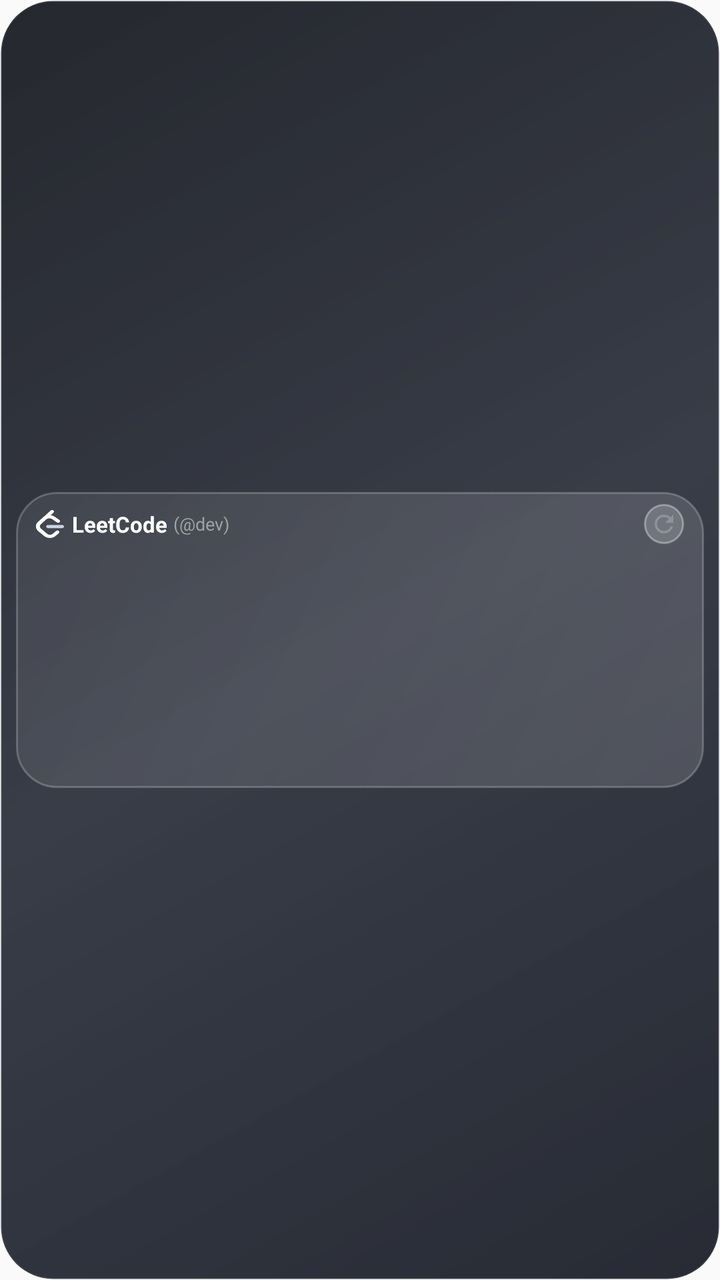
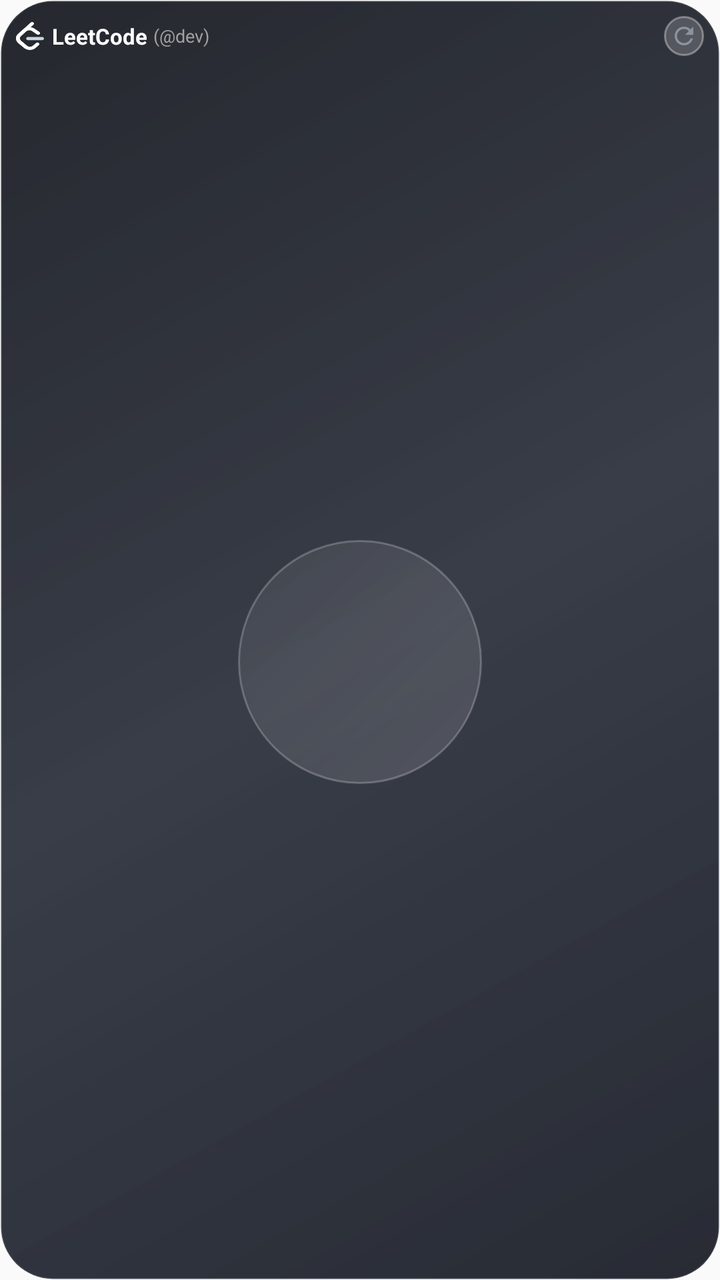

Screens rendered from an Android XML layout before and after an edit, with the pre-edit source and the edit as a unified diff.
<!-- AndroidManifest.xml: application theme Theme.DevWidgets -->
<!-- res/layout/widget_leetcode_circle.xml -->
<?xml version="1.0" encoding="utf-8"?>
<FrameLayout xmlns:android="http://schemas.android.com/apk/res/android"
    android:layout_width="match_parent"
    android:layout_height="match_parent">

    <ImageView
        android:id="@+id/iv_widget_wallpaper_bg"
        android:layout_width="match_parent"
        android:layout_height="match_parent"
        android:scaleType="centerCrop"
        android:visibility="gone" />

    <ImageView
        android:id="@+id/v_widget_wallpaper_scrim"
        android:layout_width="match_parent"
        android:layout_height="match_parent"
        android:background="#80000000"
        android:visibility="gone" />

    <LinearLayout
        android:id="@+id/widget_root"
        android:layout_width="match_parent"
        android:layout_height="match_parent"
        android:orientation="vertical"
        android:gravity="center"
        android:background="@drawable/widget_glass_chassis"
        android:padding="8dp">

        
        <LinearLayout
            android:id="@+id/section_leetcode"
            android:layout_width="wrap_content"
            android:layout_height="wrap_content"
            android:layout_gravity="center"
            android:orientation="vertical"
            android:gravity="center_horizontal"
            android:background="@drawable/widget_glass_card"
            android:paddingHorizontal="10dp"
            android:paddingVertical="6dp">

            
            <RelativeLayout
                android:layout_width="wrap_content"
                android:layout_height="wrap_content"
                android:layout_marginBottom="2dp">

                <LinearLayout
                    android:id="@+id/header_right_wrap"
                    android:layout_width="wrap_content"
                    android:layout_height="wrap_content"
                    android:orientation="horizontal"
                    android:gravity="center_vertical"
                    android:layout_alignParentEnd="true"
                    android:layout_centerVertical="true"
                    android:layout_marginStart="8dp">

                    <ImageView
                        android:id="@+id/btn_refresh"
                        android:layout_width="20dp"
                        android:layout_height="20dp"
                        android:background="@drawable/widget_icon_button_glass"
                        android:padding="3dp"
                        android:src="@drawable/ic_refresh"
                        android:contentDescription="Refresh" />
                </LinearLayout>

                <LinearLayout
                    android:layout_width="wrap_content"
                    android:layout_height="wrap_content"
                    android:orientation="horizontal"
                    android:gravity="center_vertical"
                    android:layout_alignParentStart="true"
                    android:layout_toStartOf="@id/header_right_wrap"
                    android:layout_centerVertical="true">

                    <ImageView
                        android:id="@+id/iv_lc_brand_logo"
                        android:layout_width="14dp"
                        android:layout_height="14dp"
                        android:src="@drawable/ic_leetcode_logo"
                        android:layout_marginEnd="4dp"
                        android:contentDescription="LeetCode Logo" />

                    <TextView
                        android:id="@+id/tv_lc_title"
                        android:layout_width="wrap_content"
                        android:layout_height="wrap_content"
                        android:text="LeetCode"
                        android:textColor="#FFFFFF"
                        android:textSize="11sp"
                        android:textStyle="bold"
                        android:singleLine="true" />

                    <TextView
                        android:id="@+id/tv_lc_user_tag"
                        android:layout_width="wrap_content"
                        android:layout_height="wrap_content"
                        android:layout_marginStart="3dp"
                        android:text="(@dev)"
                        android:textColor="#A0A0A0"
                        android:textSize="9sp"
                        android:singleLine="true"
                        android:ellipsize="end" />
                </LinearLayout>
            </RelativeLayout>

            
            <ImageView
                android:id="@+id/iv_leetcode_circle"
                android:layout_width="114dp"
                android:layout_height="114dp"
                android:scaleType="fitCenter"
                android:contentDescription="LeetCode Gauge" />
        </LinearLayout>
    </LinearLayout>
</FrameLayout>
<!-- resources referenced by this layout -->
<resources>
  <!-- drawable ic_leetcode_logo (drawable) -->
  <vector xmlns:android="http://schemas.android.com/apk/res/android"
      android:width="20dp"
      android:height="20dp"
      android:viewportWidth="94"
      android:viewportHeight="111">
      
      
      <path
          android:fillColor="#FFFFFF"
          android:pathData="M49.4124,2.0234 C51.8179,-0.5523 55.8523,-0.6869 58.4235,1.7228 C60.9946,4.1324 61.129,8.1739 58.7235,10.7495 L15.9282,56.5729 C11.2774,61.552 11.7867,69.5738 17.1459,74.8292 L36.9094,94.2091 C39.4256,96.6764 39.4686,100.7198 37.0056,103.2403 C34.5426,105.7609 30.5063,105.804 27.9901,103.3367 L8.2265,83.9567 C-1.9247,74.0021 -2.936,58.0741 6.6175,47.8463 L49.4124,2.0234 Z" />
      
      <path
          android:fillColor="#CBD5E1"
          android:pathData="M40.607,72.0014 C37.086,72.0014 34.2317,69.1421 34.2317,65.615 C34.2317,62.0879 37.086,59.2286 40.607,59.2286 L87.6247,59.2286 C91.1457,59.2286 94,62.0879 94,65.615 C94,69.1421 91.1457,72.0014 87.6247,72.0014 L40.607,72.0014 Z" />
      
      <path
          android:fillColor="#FFFFFF"
          android:pathData="M67.5068,83.0664 C70.0005,80.5764 74.0371,80.5829 76.5228,83.0809 C79.0085,85.579 79.002,89.6226 76.5083,92.1127 L65.4351,103.1696 C55.2192,113.3707 38.5605,113.5187 28.1723,103.5132 C28.1122,103.4557 23.4866,98.9201 8.227,83.957 C-1.9248,74.0029 -2.9361,58.0749 6.617,47.8464 L24.4287,28.7745 C33.91,18.6219 51.3874,17.5122 62.228,26.2789 L78.4053,39.362 C81.1449,41.5776 81.5728,45.5985 79.3611,48.3429 C77.1493,51.0873 73.1355,51.5159 70.3959,49.3003 L54.2187,36.2173 C48.5493,31.6325 38.6319,32.2622 33.7399,37.5006 L15.9279,56.5727 C11.2772,61.5522 11.7866,69.574 17.1461,74.8292 C28.3515,85.8169 36.9874,94.2846 36.9974,94.2942 C42.3982,99.496 51.1309,99.4184 56.4336,94.1234 L67.5068,83.0664 Z" />
  </vector>
  <!-- drawable ic_refresh (drawable) -->
  <vector xmlns:android="http://schemas.android.com/apk/res/android"
      android:width="20dp"
      android:height="20dp"
      android:viewportWidth="24"
      android:viewportHeight="24">
    <path
        android:fillColor="#8B949E"
        android:pathData="M17.65,6.35C16.2,4.9 14.21,4 12,4c-4.42,0 -7.99,3.58 -7.99,8s3.57,8 7.99,8c3.73,0 6.84,-2.55 7.73,-6h-2.08c-0.82,2.33 -3.04,4 -5.65,4 -3.31,0 -6,-2.69 -6,-6s2.69,-6 6,-6c1.66,0 3.14,0.69 4.22,1.78L13,11h7V4l-2.35,2.35z"/>
  </vector>
  <!-- drawable widget_glass_card (drawable) -->
  <?xml version="1.0" encoding="utf-8"?>
  <shape xmlns:android="http://schemas.android.com/apk/res/android"
      android:shape="rectangle">
      
      <gradient
          android:angle="135"
          android:startColor="#26FFFFFF"
          android:endColor="#14FFFFFF" />
      <corners android:radius="20dp" />
      <stroke
          android:width="1dp"
          android:color="#38FFFFFF" />
  </shape>
  <!-- drawable widget_glass_chassis (drawable) -->
  <?xml version="1.0" encoding="utf-8"?>
  <shape xmlns:android="http://schemas.android.com/apk/res/android"
      android:shape="rectangle">
      
      <gradient
          android:angle="135"
          android:startColor="#E610141E"
          android:centerColor="#D9161B28"
          android:endColor="#E60D1017" />
      <corners android:radius="26dp" />
      <stroke
          android:width="1dp"
          android:color="#20FFFFFF" />
  </shape>
  <!-- drawable widget_icon_button_glass (drawable) -->
  <?xml version="1.0" encoding="utf-8"?>
  <shape xmlns:android="http://schemas.android.com/apk/res/android"
      android:shape="oval">
      
      <solid android:color="#2EFFFFFF" />
      <stroke
          android:width="1dp"
          android:color="#59FFFFFF" />
  </shape>
  <style name="Theme.DevWidgets" parent="android:Theme.Material.Light.NoActionBar" />
</resources>

<!-- the commit's change to res/layout/widget_leetcode_circle.xml (unified diff, before → after) -->
@@ -22,95 +22,100 @@
         android:layout_width="match_parent"
         android:layout_height="match_parent"
         android:orientation="vertical"
-        android:gravity="center"
         android:background="@drawable/widget_glass_chassis"
         android:padding="8dp">
 
         
-        <LinearLayout
-            android:id="@+id/section_leetcode"
-            android:layout_width="wrap_content"
+        <RelativeLayout
+            android:id="@+id/header_bar"
+            android:layout_width="match_parent"
             android:layout_height="wrap_content"
-            android:layout_gravity="center"
-            android:orientation="vertical"
-            android:gravity="center_horizontal"
-            android:background="@drawable/widget_glass_card"
-            android:paddingHorizontal="10dp"
-            android:paddingVertical="6dp">
+            android:layout_marginBottom="2dp">
+
+            <LinearLayout
+                android:id="@+id/header_right_wrap"
+                android:layout_width="wrap_content"
+                android:layout_height="wrap_content"
+                android:orientation="horizontal"
+                android:gravity="center_vertical"
+                android:layout_alignParentEnd="true"
+                android:layout_centerVertical="true"
+                android:layout_marginStart="8dp">
+
+                <ImageView
+                    android:id="@+id/btn_refresh"
+                    android:layout_width="20dp"
+                    android:layout_height="20dp"
+                    android:background="@drawable/widget_icon_button_glass"
+                    android:padding="3dp"
+                    android:src="@drawable/ic_refresh"
+                    android:contentDescription="Refresh" />
+            </LinearLayout>
+
+            <LinearLayout
+                android:id="@+id/section_header_brand"
+                android:layout_width="wrap_content"
+                android:layout_height="wrap_content"
+                android:orientation="horizontal"
+                android:gravity="center_vertical"
+                android:layout_alignParentStart="true"
+                android:layout_toStartOf="@id/header_right_wrap"
+                android:layout_centerVertical="true">
+
+                <ImageView
+                    android:id="@+id/iv_lc_brand_logo"
+                    android:layout_width="14dp"
+                    android:layout_height="14dp"
+                    android:src="@drawable/ic_leetcode_logo"
+                    android:layout_marginEnd="4dp"
+                    android:contentDescription="LeetCode Logo" />
+
+                <TextView
+                    android:id="@+id/tv_lc_title"
+                    android:layout_width="wrap_content"
+                    android:layout_height="wrap_content"
+                    android:text="LeetCode"
+                    android:textColor="#FFFFFF"
+                    android:textSize="11sp"
+                    android:textStyle="bold"
+                    android:singleLine="true" />
+
+                <TextView
+                    android:id="@+id/tv_lc_user_tag"
+                    android:layout_width="wrap_content"
+                    android:layout_height="wrap_content"
+                    android:layout_marginStart="3dp"
+                    android:text="(@dev)"
+                    android:textColor="#A0A0A0"
+                    android:textSize="9sp"
+                    android:singleLine="true"
+                    android:ellipsize="end" />
+            </LinearLayout>
+        </RelativeLayout>
+
+        
+        <FrameLayout
+            android:id="@+id/section_circle_container"
+            android:layout_width="match_parent"
+            android:layout_height="0dp"
+            android:layout_weight="1">
 
             
-            <RelativeLayout
+            <FrameLayout
+                android:id="@+id/section_leetcode"
                 android:layout_width="wrap_content"
                 android:layout_height="wrap_content"
-                android:layout_marginBottom="2dp">
+                android:layout_gravity="center"
+                android:background="@drawable/widget_glass_circle"
+                android:padding="4dp">
 
-                <LinearLayout
-                    android:id="@+id/header_right_wrap"
-                    android:layout_width="wrap_content"
-                    android:layout_height="wrap_content"
-                    android:orientation="horizontal"
-                    android:gravity="center_vertical"
-                    android:layout_alignParentEnd="true"
-                    android:layout_centerVertical="true"
-                    android:layout_marginStart="8dp">
-
-                    <ImageView
-                        android:id="@+id/btn_refresh"
-                        android:layout_width="20dp"
-                        android:layout_height="20dp"
-                        android:background="@drawable/widget_icon_button_glass"
-                        android:padding="3dp"
-                        android:src="@drawable/ic_refresh"
-                        android:contentDescription="Refresh" />
-                </LinearLayout>
-
-                <LinearLayout
-                    android:layout_width="wrap_content"
-                    android:layout_height="wrap_content"
-                    android:orientation="horizontal"
-                    android:gravity="center_vertical"
-                    android:layout_alignParentStart="true"
-                    android:layout_toStartOf="@id/header_right_wrap"
-                    android:layout_centerVertical="true">
-
-                    <ImageView
-                        android:id="@+id/iv_lc_brand_logo"
-                        android:layout_width="14dp"
-                        android:layout_height="14dp"
-                        android:src="@drawable/ic_leetcode_logo"
-                        android:layout_marginEnd="4dp"
-                        android:contentDescription="LeetCode Logo" />
-
-                    <TextView
-                        android:id="@+id/tv_lc_title"
-                        android:layout_width="wrap_content"
-                        android:layout_height="wrap_content"
-                        android:text="LeetCode"
-                        android:textColor="#FFFFFF"
-                        android:textSize="11sp"
-                        android:textStyle="bold"
-                        android:singleLine="true" />
-
-                    <TextView
-                        android:id="@+id/tv_lc_user_tag"
-                        android:layout_width="wrap_content"
-                        android:layout_height="wrap_content"
-                        android:layout_marginStart="3dp"
-                        android:text="(@dev)"
-                        android:textColor="#A0A0A0"
-                        android:textSize="9sp"
-                        android:singleLine="true"
-                        android:ellipsize="end" />
-                </LinearLayout>
-            </RelativeLayout>
-
-            
-            <ImageView
-                android:id="@+id/iv_leetcode_circle"
-                android:layout_width="114dp"
-                android:layout_height="114dp"
-                android:scaleType="fitCenter"
-                android:contentDescription="LeetCode Gauge" />
-        </LinearLayout>
+                <ImageView
+                    android:id="@+id/iv_leetcode_circle"
+                    android:layout_width="114dp"
+                    android:layout_height="114dp"
+                    android:scaleType="fitCenter"
+                    android:contentDescription="LeetCode Gauge" />
+            </FrameLayout>
+        </FrameLayout>
     </LinearLayout>
 </FrameLayout>
<!-- resource entries referenced after the edit -->
@@ -30,20 +30,6 @@
         android:fillColor="#8B949E"
         android:pathData="M17.65,6.35C16.2,4.9 14.21,4 12,4c-4.42,0 -7.99,3.58 -7.99,8s3.57,8 7.99,8c3.73,0 6.84,-2.55 7.73,-6h-2.08c-0.82,2.33 -3.04,4 -5.65,4 -3.31,0 -6,-2.69 -6,-6s2.69,-6 6,-6c1.66,0 3.14,0.69 4.22,1.78L13,11h7V4l-2.35,2.35z"/>
   </vector>
-  <!-- drawable widget_glass_card (drawable) -->
-  <?xml version="1.0" encoding="utf-8"?>
-  <shape xmlns:android="http://schemas.android.com/apk/res/android"
-      android:shape="rectangle">
-      
-      <gradient
-          android:angle="135"
-          android:startColor="#26FFFFFF"
-          android:endColor="#14FFFFFF" />
-      <corners android:radius="20dp" />
-      <stroke
-          android:width="1dp"
-          android:color="#38FFFFFF" />
-  </shape>
   <!-- drawable widget_glass_chassis (drawable) -->
   <?xml version="1.0" encoding="utf-8"?>
   <shape xmlns:android="http://schemas.android.com/apk/res/android"
@@ -59,6 +45,19 @@
           android:width="1dp"
           android:color="#20FFFFFF" />
   </shape>
+  <!-- drawable widget_glass_circle (drawable) -->
+  <?xml version="1.0" encoding="utf-8"?>
+  <shape xmlns:android="http://schemas.android.com/apk/res/android"
+      android:shape="oval">
+      
+      <gradient
+          android:angle="135"
+          android:startColor="#22FFFFFF"
+          android:endColor="#10FFFFFF" />
+      <stroke
+          android:width="1dp"
+          android:color="#38FFFFFF" />
+  </shape>
   <!-- drawable widget_icon_button_glass (drawable) -->
   <?xml version="1.0" encoding="utf-8"?>
   <shape xmlns:android="http://schemas.android.com/apk/res/android"
